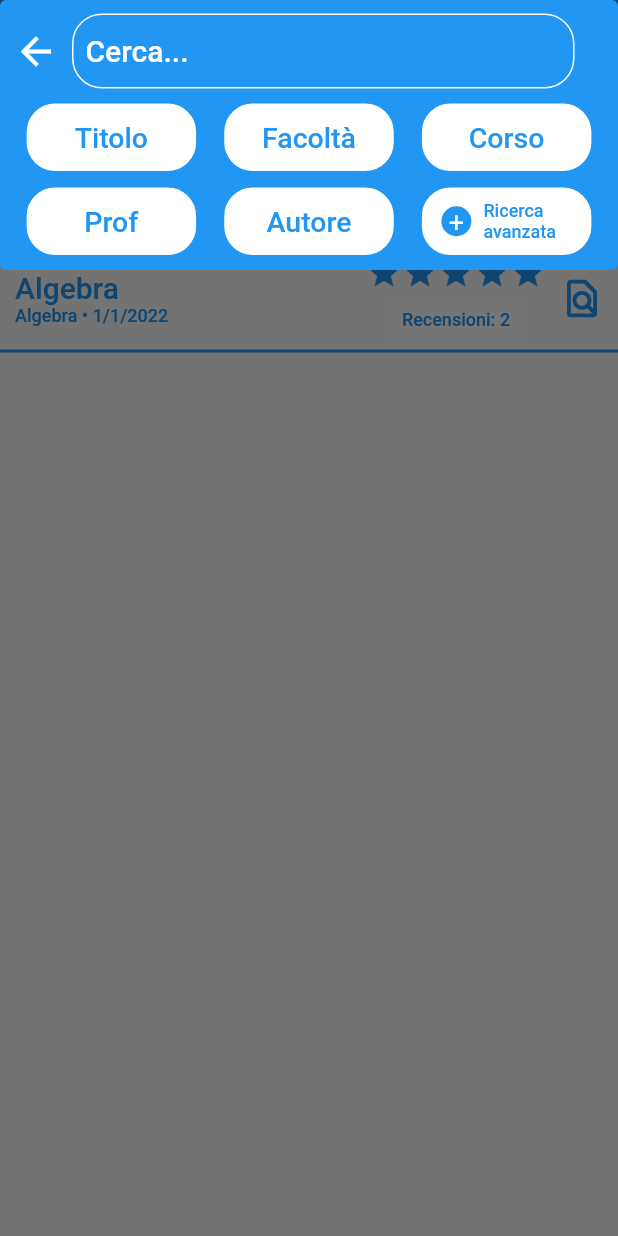
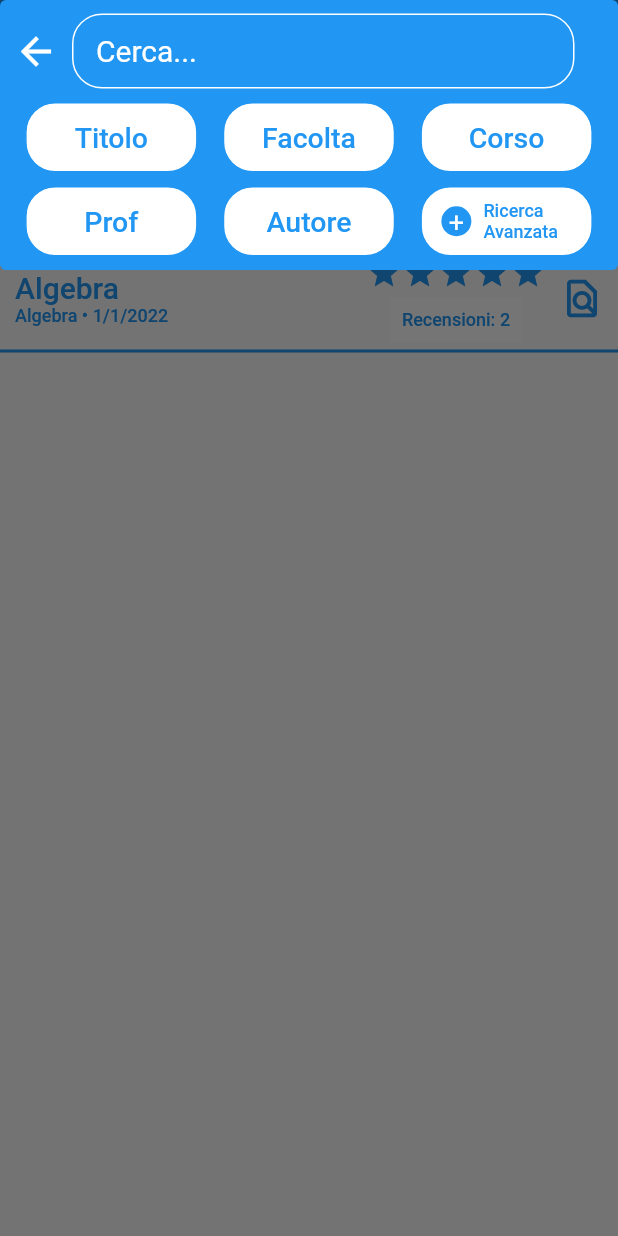
Before and after one commit to Nefesis93/ium_project, a Flutter app: the Home screen opened by its route, after a tap on the "search" icon, on a phone screen of 412 x 824 dp. Run offline on Flutter 3.47's test engine with Material 2 defaults, Android fonts, the phone set to English and light mode, and no system bars.

Commit message:
daje 2.0

```diff
--- /dev/null
+++ b/lib/enums/filters.dart
@@ -0,0 +1 @@
+enum Filters { titolo, facolta, corso, prof, autore, avanzata, none }
--- a/lib/main.dart
+++ b/lib/main.dart
@@ -2,6 +2,7 @@ import 'package:flutter/material.dart';
 import 'package:ium_project/pages/add_appunto/add_appunto.dart';
 import 'package:ium_project/pages/add_recensione/add_recensione.dart';
 import 'package:ium_project/pages/appunti/anteprime/notes_preview.dart';
+import 'package:ium_project/pages/home/avanzata.dart';
 import 'package:ium_project/pages/home/home.dart';
 import 'package:ium_project/pages/library/library.dart';
 import 'package:ium_project/pages/login/login.dart';
@@ -38,6 +39,7 @@ class MyApp extends StatelessWidget {
         '/add_recensione': (_) => const AddRecensione(),
         '/notes_preview': (_) => const NotesPreview(),
         '/appunti': (_) => const Appunti(),
+        '/avanzata': (_) => const RicercaAvanzata(),
       },
     );
   }
--- a/lib/pages/home/search.dart
+++ b/lib/pages/home/search.dart
@@ -1,4 +1,5 @@
 import 'package:flutter/material.dart';
+import 'package:ium_project/enums/filters.dart';
 import 'package:ium_project/enums/home_query.dart';
 import 'package:ium_project/enums/my_page.dart';
 import 'package:ium_project/enums/topic.dart';
@@ -17,7 +18,7 @@ class Search {
   static final TextEditingController _autoreController =
       TextEditingController();
 
-  static void searchDialog(BuildContext context) {
+  static void searchDialog(BuildContext context, Filters filter) {
     showDialog<String>(
         context: context,
         builder: (BuildContext context) => AlertDialog(
@@ -30,55 +31,37 @@ class Search {
               backgroundColor: Colors.blue,
               content: SizedBox(
                 width: MediaQuery.of(context).size.width,
-                height: 180,
+                height: filter != Filters.none ? 60 : 180,
                 child: Column(
                   mainAxisAlignment: MainAxisAlignment.spaceEvenly,
                   crossAxisAlignment: CrossAxisAlignment.end,
                   children: <Widget>[
-                    Row(children: <Widget>[
-                      IconButton(
-                          onPressed: () {
-                            Navigator.pop(context);
-                          },
-                          icon: const Icon(
-                            Icons.arrow_back,
-                            color: Colors.white,
-                            size: 30,
-                          )),
-                      Container(
-                          width: 335,
-                          height: 50,
-                          decoration: BoxDecoration(
-                            borderRadius: BorderRadius.circular(20),
-                            border: Border.all(
-                              color: Colors.white,
-                            ),
-                          ),
-                          child: Row(children: <Widget>[
-                            TextButton(
-                                onPressed: () => 0,
-                                child: const Text("Cerca...",
-                                    style: TextStyle(
-                                        fontSize: 20, color: Colors.white)))
-                          ]))
-                    ]),
+                    _getSearchBar(filter, context),
                     //riga Titolo`
-                    Row(
+                    filter == Filters.none
+                        ? Row(
                             mainAxisAlignment: MainAxisAlignment.spaceEvenly,
                             children: <Widget>[
-                        _getContainerSearch(context, "Titolo", true),
-                        _getContainerSearch(context, "Facoltà", true),
-                        _getContainerSearch(context, "Corso", true),
+                              _getContainerSearch(
+                                  context, Filters.titolo, true),
+                              _getContainerSearch(
+                                  context, Filters.facolta, true),
+                              _getContainerSearch(context, Filters.corso, true),
                             ],
-                    ),
-                    Row(
+                          )
+                        : const SizedBox(),
+                    filter == Filters.none
+                        ? Row(
                             mainAxisAlignment: MainAxisAlignment.spaceEvenly,
                             children: <Widget>[
-                        _getContainerSearch(context, "Prof", true),
-                        _getContainerSearch(context, "Autore", true),
-                        _getContainerSearch(context, "Ricerca avanzata", false),
+                              _getContainerSearch(context, Filters.prof, true),
+                              _getContainerSearch(
+                                  context, Filters.autore, true),
+                              _getContainerSearch(
+                                  context, Filters.avanzata, false),
                             ],
-                    ),
+                          )
+                        : const SizedBox(),
                     /*Container(
                       width: 150,
                       decoration: BoxDecoration(
@@ -179,7 +162,7 @@ class Search {
   }
 
   static Widget _getContainerSearch(
-      BuildContext context, String text, bool plus) {
+      BuildContext context, Filters filter, bool plus) {
     return Container(
         width: 115,
         height: 47,
@@ -198,8 +181,19 @@ class Search {
               SizedBox(
                   width: 80,
                   child: TextButton(
-                      onPressed: () => 0,
-                      child: Text(text,
+                      onPressed: () {
+                        Navigator.pop(context);
+                        if (filter == Filters.avanzata) {
+                          searchDialog(context, Filters.none);
+                          Navigator.pushNamed(context, "/avanzata");
+                        } else {
+                          searchDialog(context, filter);
+                        }
+                      },
+                      child: Text(
+                          filter == Filters.avanzata
+                              ? "Ricerca Avanzata"
+                              : _upperFirstChar(filter.toString().substring(8)),
                           style: TextStyle(
                               fontSize: plus ? 19 : 12, color: Colors.blue))))
             ]));
@@ -266,4 +260,64 @@ class Search {
       ),
     );
   }
+
+  static Widget _getSearchBar(Filters filter, BuildContext context) {
+    return Row(children: <Widget>[
+      IconButton(
+          onPressed: () {
+            Navigator.pop(context);
+          },
+          icon: const Icon(
+            Icons.arrow_back,
+            color: Colors.white,
+            size: 30,
+          )),
+      Container(
+          width: 335,
+          height: 50,
+          decoration: BoxDecoration(
+            borderRadius: BorderRadius.circular(20),
+            border: Border.all(
+              color: Colors.white,
+            ),
+          ),
+          child: Row(mainAxisAlignment: MainAxisAlignment.start, children: <
+              Widget>[
+            filter != Filters.none
+                ? _getContainerSearch(
+                    context, filter, filter == Filters.avanzata ? false : true)
+                : const SizedBox(),
+            Container(
+                padding: const EdgeInsets.only(left: 15),
+                height: 50,
+                width: filter == Filters.none ? 320 : 170,
+                child: TextField(
+                    style: const TextStyle(color: Colors.white, fontSize: 20),
+                    controller: _autoreController,
+                    maxLength: 25,
+                    decoration: const InputDecoration(
+                        counterText: "",
+                        border: InputBorder.none,
+                        hintStyle: TextStyle(color: Colors.white, fontSize: 20),
+                        hintText: "Cerca..."))),
+            filter != Filters.none
+                ? Padding(
+                    padding: const EdgeInsets.all(0),
+                    child: IconButton(
+                        onPressed: () {
+                          Navigator.pop(context);
+                          searchDialog(context, Filters.none);
+                        },
+                        icon: const Icon(
+                          Icons.close,
+                          color: Colors.white,
+                        )))
+                : const SizedBox()
+          ]))
+    ]);
   }
+
+  static String _upperFirstChar(String string) {
+    return string[0].toUpperCase() + string.substring(1);
+  }
+}
--- a/lib/utility/bars/bars.dart
+++ b/lib/utility/bars/bars.dart
@@ -1,4 +1,5 @@
 import 'package:flutter/material.dart';
+import 'package:ium_project/enums/filters.dart';
 import 'package:ium_project/enums/home_query.dart';
 import 'package:ium_project/enums/my_page.dart';
 import 'package:ium_project/informations/library_info.dart';
@@ -30,7 +31,7 @@ class DefaultBar extends StatelessWidget implements PreferredSizeWidget {
       actions: <Widget>[
         IconButton(
             onPressed: () {
-              Search.searchDialog(context);
+              Search.searchDialog(context, Filters.none);
             },
             icon: const Icon(
               Icons.search,
```
Lines whose indentation alone changed are shown as unchanged.
